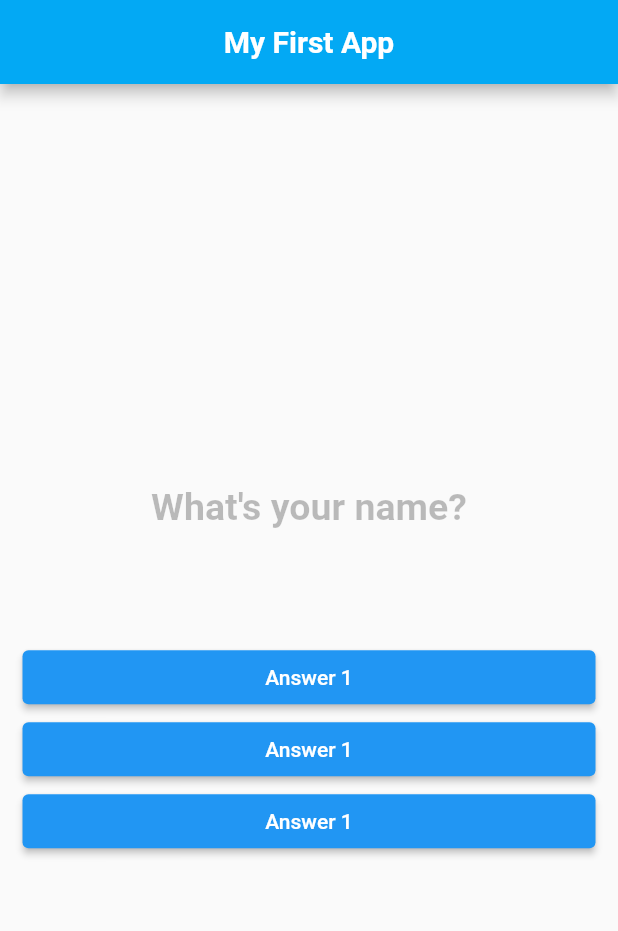
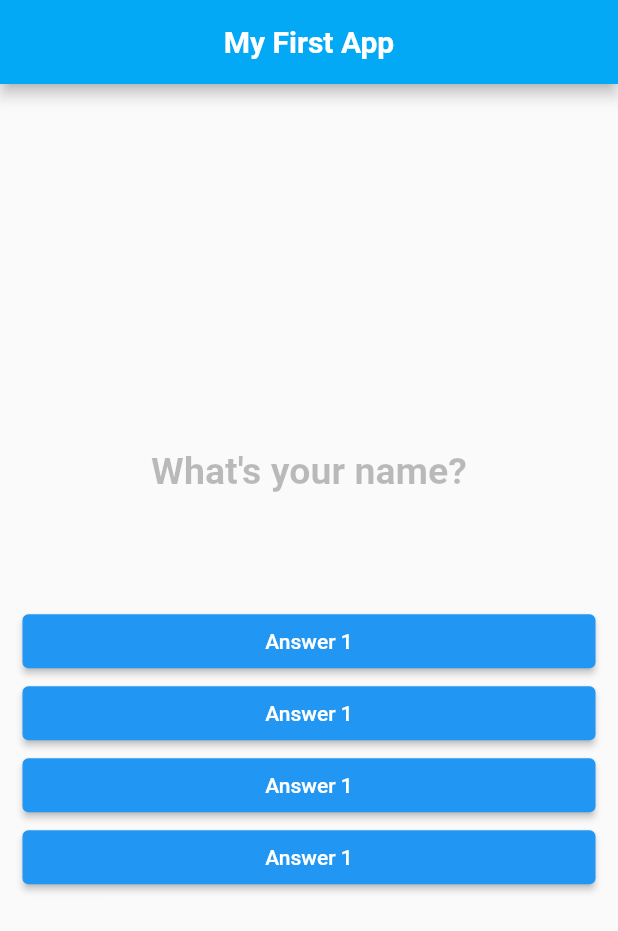
Before and after one commit to Uthman87/flutter_basics, a Flutter app: the screen it shows after launch, on a phone screen of 412 x 824 dp. Shown: the top 931 px of the screen. Run offline on Flutter 3.47's test engine with Material 2 defaults, Android fonts, the phone set to English and light mode, and no system bars; Roboto replaces fonts that are missing (Times New Roman).

Commit message:
used map to map the questions to the answers.

```diff
--- a/lib/answer.dart
+++ b/lib/answer.dart
@@ -4,8 +4,9 @@ import 'package:flutter/material.dart';
 
 class Answer extends StatelessWidget {
   final VoidCallback selectHandler;
+  final String answerText;
 
-  Answer(this.selectHandler);
+  Answer(this.selectHandler, this.answerText);
 
   @override
   Widget build(BuildContext context) {
--- a/lib/main.dart
+++ b/lib/main.dart
@@ -27,9 +27,23 @@ class MyAppState extends State<MyApp> {
   @override
   Widget build(BuildContext context) {
     var questions = [
-      'What\'s your name?',
-      'Which school do you attend?',
-      'What\'s your favorite food?'
+      {
+        'questionText': 'What\'s your name?',
+        'answers': [
+          'Uthman Bin Adam',
+          'Memuna Bint Adam',
+          'Habeeba Bint Adam',
+          'Abdul Malik Bin Adam'
+        ]
+      },
+      {
+        'questionText': 'Which is the best SHS in Ghana?',
+        'answers': ['GSTS', 'Botwe', 'Adisco']
+      },
+      {
+        'questionText': 'Which is the best University in Ghana',
+        'answers': ['UMaT', 'Ashasi', 'UoG']
+      }
     ];
 
     return MaterialApp(
@@ -53,14 +67,16 @@ class MyAppState extends State<MyApp> {
             mainAxisSize: MainAxisSize.min,
             children: [
               Question(
-                questions[_questionIndex],
+                // questions[_questionIndex],
+                questions[_questionIndex]['questionText'] as String,
               ),
               const SizedBox(
                 height: 60.0,
               ),
-              Answer(_answerQuestion),
-              Answer(_answerQuestion),
-              Answer(_answerQuestion),
+              ...(questions[_questionIndex]['answers'] as List<String>)
+                  .map((answer) {
+                return Answer(_answerQuestion, answer);
+              }).toList()
             ],
           ),
         ),
```
